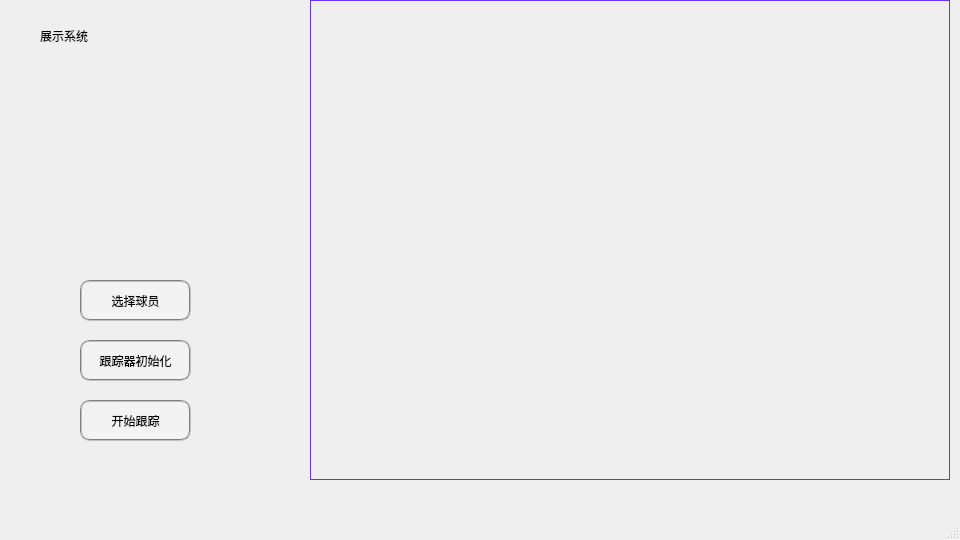
zhiyuatyan/haixxxin, file tools/video_dispaly.ui: the form before one commit.
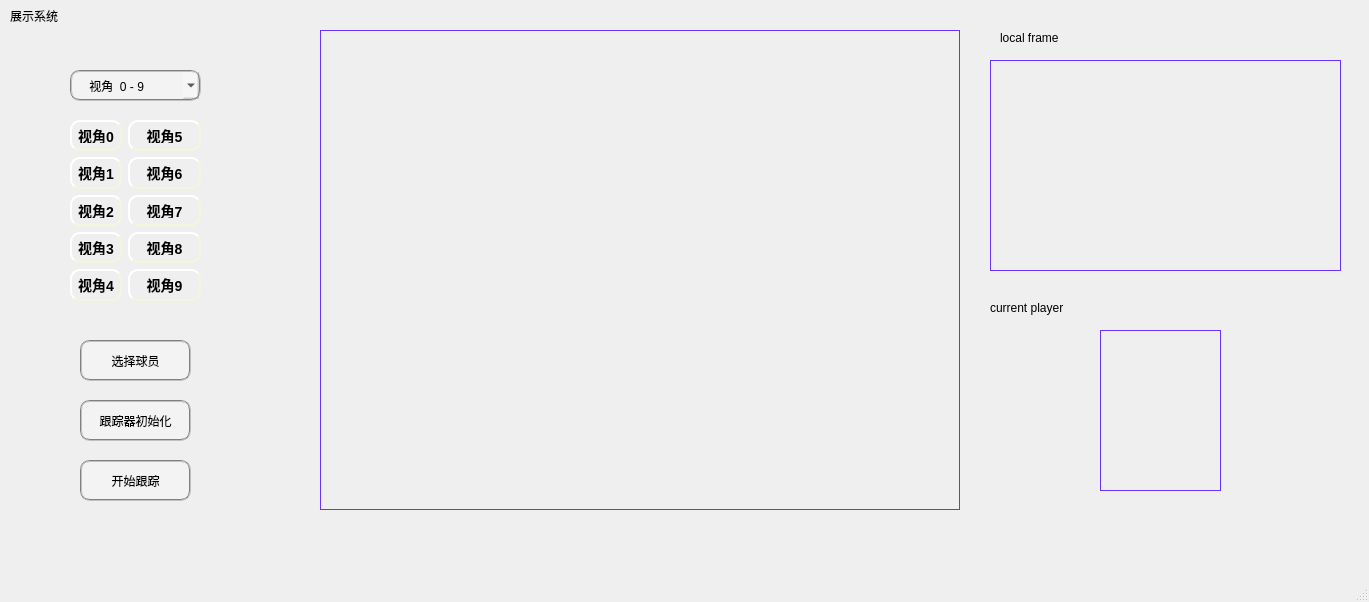
The form after the commit. Icons and pictures are not drawn.

```diff
--- a/tools/video_dispaly.ui
+++ b/tools/video_dispaly.ui
@@ -6,8 +6,8 @@
    <rect>
     <x>0</x>
     <y>0</y>
-    <width>960</width>
-    <height>540</height>
+    <width>1369</width>
+    <height>602</height>
    </rect>
   </property>
   <property name="windowTitle">
@@ -20,8 +20,8 @@
    <widget class="QLabel" name="video_display">
     <property name="geometry">
      <rect>
-      <x>40</x>
-      <y>20</y>
+      <x>10</x>
+      <y>0</y>
       <width>121</width>
       <height>31</height>
      </rect>
@@ -39,7 +39,7 @@
     <property name="geometry">
      <rect>
       <x>80</x>
-      <y>400</y>
+      <y>460</y>
       <width>111</width>
       <height>41</height>
      </rect>
@@ -57,8 +57,8 @@
    <widget class="QLabel" name="play_label">
     <property name="geometry">
      <rect>
-      <x>310</x>
-      <y>0</y>
+      <x>320</x>
+      <y>30</y>
       <width>640</width>
       <height>480</height>
      </rect>
@@ -95,7 +95,7 @@
     <property name="geometry">
      <rect>
       <x>80</x>
-      <y>280</y>
+      <y>340</y>
       <width>111</width>
       <height>41</height>
      </rect>
@@ -114,7 +114,7 @@
     <property name="geometry">
      <rect>
       <x>80</x>
-      <y>340</y>
+      <y>400</y>
       <width>111</width>
       <height>41</height>
      </rect>
@@ -129,6 +129,273 @@
      <string>跟踪器初始化</string>
     </property>
    </widget>
+   <widget class="QComboBox" name="comboBox">
+    <property name="geometry">
+     <rect>
+      <x>70</x>
+      <y>70</y>
+      <width>131</width>
+      <height>31</height>
+     </rect>
+    </property>
+    <property name="styleSheet">
+     <string notr="true">color:Black;
+font-family:微软雅黑;
+background:rgb(255, 255, 255, 60);
+border:2px groove gray;border-radius:10px;padding:2px 4px;</string>
+    </property>
+    <item>
+     <property name="text">
+      <string>    视角  0 - 9</string>
+     </property>
+    </item>
+    <item>
+     <property name="text">
+      <string>    视角10 - 19</string>
+     </property>
+    </item>
+    <item>
+     <property name="text">
+      <string>    视角20 - 30</string>
+     </property>
+    </item>
+   </widget>
+   <widget class="QWidget" name="formLayoutWidget">
+    <property name="geometry">
+     <rect>
+      <x>70</x>
+      <y>120</y>
+      <width>131</width>
+      <height>181</height>
+     </rect>
+    </property>
+    <layout class="QFormLayout" name="formLayout">
+     <item row="0" column="0">
+      <widget class="QPushButton" name="push0">
+       <property name="styleSheet">
+        <string notr="true">        border-style: outset;
+        border-width: 2px;
+        border-radius: 10px;
+        border-color: beige;
+        font: bold 14px;
+        padding: 6px</string>
+       </property>
+       <property name="text">
+        <string>视角0</string>
+       </property>
+      </widget>
+     </item>
+     <item row="2" column="0">
+      <widget class="QPushButton" name="push2">
+       <property name="styleSheet">
+        <string notr="true">        border-style: outset;
+        border-width: 2px;
+        border-radius: 10px;
+        border-color: beige;
+        font: bold 14px;
+        padding: 6px</string>
+       </property>
+       <property name="text">
+        <string>视角2</string>
+       </property>
+      </widget>
+     </item>
+     <item row="1" column="0">
+      <widget class="QPushButton" name="push1">
+       <property name="styleSheet">
+        <string notr="true">        border-style: outset;
+        border-width: 2px;
+        border-radius: 10px;
+        border-color: beige;
+        font: bold 14px;
+        padding: 6px</string>
+       </property>
+       <property name="text">
+        <string>视角1</string>
+       </property>
+      </widget>
+     </item>
+     <item row="1" column="1">
+      <widget class="QPushButton" name="push6">
+       <property name="styleSheet">
+        <string notr="true">        border-style: outset;
+        border-width: 2px;
+        border-radius: 10px;
+        border-color: beige;
+        font: bold 14px;
+        padding: 6px</string>
+       </property>
+       <property name="text">
+        <string>视角6</string>
+       </property>
+      </widget>
+     </item>
+     <item row="2" column="1">
+      <widget class="QPushButton" name="push7">
+       <property name="styleSheet">
+        <string notr="true">        border-style: outset;
+        border-width: 2px;
+        border-radius: 10px;
+        border-color: beige;
+        font: bold 14px;
+        padding: 6px</string>
+       </property>
+       <property name="text">
+        <string>视角7</string>
+       </property>
+      </widget>
+     </item>
+     <item row="3" column="0">
+      <widget class="QPushButton" name="push3">
+       <property name="styleSheet">
+        <string notr="true">        border-style: outset;
+        border-width: 2px;
+        border-radius: 10px;
+        border-color: beige;
+        font: bold 14px;
+        padding: 6px</string>
+       </property>
+       <property name="text">
+        <string>视角3</string>
+       </property>
+      </widget>
+     </item>
+     <item row="3" column="1">
+      <widget class="QPushButton" name="push8">
+       <property name="styleSheet">
+        <string notr="true">        border-style: outset;
+        border-width: 2px;
+        border-radius: 10px;
+        border-color: beige;
+        font: bold 14px;
+        padding: 6px</string>
+       </property>
+       <property name="text">
+        <string>视角8</string>
+       </property>
+      </widget>
+     </item>
+     <item row="4" column="0">
+      <widget class="QPushButton" name="push4">
+       <property name="styleSheet">
+        <string notr="true">        border-style: outset;
+        border-width: 2px;
+        border-radius: 10px;
+        border-color: beige;
+        font: bold 14px;
+        padding: 6px</string>
+       </property>
+       <property name="text">
+        <string>视角4</string>
+       </property>
+      </widget>
+     </item>
+     <item row="4" column="1">
+      <widget class="QPushButton" name="push9">
+       <property name="styleSheet">
+        <string notr="true">        border-style: outset;
+        border-width: 2px;
+        border-radius: 10px;
+        border-color: beige;
+        font: bold 14px;
+        padding: 6px</string>
+       </property>
+       <property name="text">
+        <string>视角9</string>
+       </property>
+      </widget>
+     </item>
+     <item row="0" column="1">
+      <widget class="QPushButton" name="push5">
+       <property name="styleSheet">
+        <string notr="true">        border-style: outset;
+        border-width: 2px;
+        border-radius: 10px;
+        border-color: beige;
+        font: bold 14px;
+        padding: 6px</string>
+       </property>
+       <property name="text">
+        <string>视角5</string>
+       </property>
+      </widget>
+     </item>
+    </layout>
+   </widget>
+   <widget class="QLabel" name="ksd_view">
+    <property name="geometry">
+     <rect>
+      <x>990</x>
+      <y>60</y>
+      <width>351</width>
+      <height>211</height>
+     </rect>
+    </property>
+    <property name="styleSheet">
+     <string notr="true">border-width: 1px;
+border-style: solid;
+border-color: #6633FF;
+</string>
+    </property>
+    <property name="text">
+     <string/>
+    </property>
+   </widget>
+   <widget class="QLabel" name="label">
+    <property name="geometry">
+     <rect>
+      <x>1000</x>
+      <y>30</y>
+      <width>91</width>
+      <height>16</height>
+     </rect>
+    </property>
+    <property name="styleSheet">
+     <string notr="true">color:Black;
+font-family:微软雅黑;
+</string>
+    </property>
+    <property name="text">
+     <string>local frame</string>
+    </property>
+   </widget>
+   <widget class="QLabel" name="label_2">
+    <property name="geometry">
+     <rect>
+      <x>990</x>
+      <y>300</y>
+      <width>121</width>
+      <height>16</height>
+     </rect>
+    </property>
+    <property name="styleSheet">
+     <string notr="true">color:Black;
+font-family:微软雅黑;
+</string>
+    </property>
+    <property name="text">
+     <string>current player</string>
+    </property>
+   </widget>
+   <widget class="QLabel" name="current_player">
+    <property name="geometry">
+     <rect>
+      <x>1100</x>
+      <y>330</y>
+      <width>121</width>
+      <height>161</height>
+     </rect>
+    </property>
+    <property name="styleSheet">
+     <string notr="true">border-width: 1px;
+border-style: solid;
+border-color: #6633FF;
+</string>
+    </property>
+    <property name="text">
+     <string/>
+    </property>
+   </widget>
   </widget>
   <widget class="QMenuBar" name="menubar">
    <property name="geometry">
```
Left out of the diff: 11 changed lines with no effect on the pictures.
